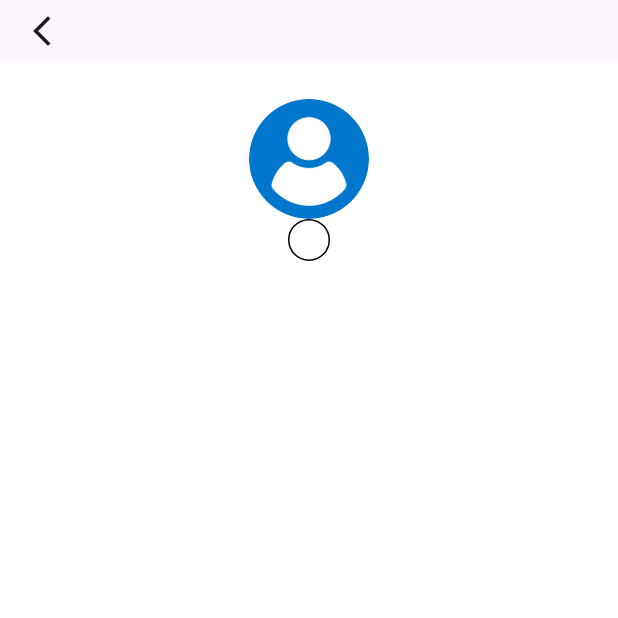
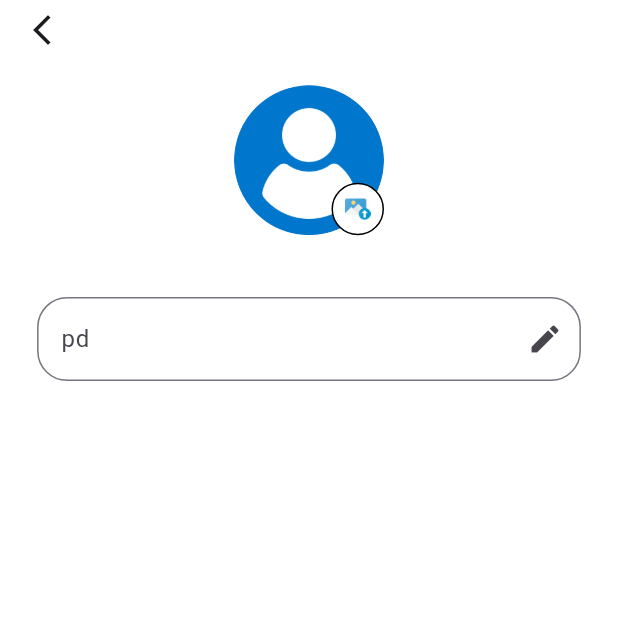
Before and after one commit to nutriscan101/nutriscan_app, a Flutter app: the EditProfile screen opened directly, on a phone screen of 412 x 824 dp, the top half of it. Run offline on Flutter 3.47's test engine with Material 3 defaults, Android fonts, the phone set to English and light mode, and no system bars; our stand-ins replace google_fonts, percent_indicator, table_calendar.

Commit message:
EditProfile is added

```diff
--- a/Nutri_App/main_app/lib/HomePageAll/calories_banner.dart
+++ b/Nutri_App/main_app/lib/HomePageAll/calories_banner.dart
@@ -65,7 +65,7 @@
           ),
           SizedBox(height: 10),
           LinearPercentIndicator(
-            width: screenWidth * 0.85,
+            width: screenWidth * 0.83,
             lineHeight: 10,
             percent: totalCalories / target,
             animation: true,
--- a/Nutri_App/main_app/lib/Profile/Edit_profile.dart
+++ b/Nutri_App/main_app/lib/Profile/Edit_profile.dart
@@ -5,6 +5,10 @@ class EditProfile extends StatefulWidget {
 }
 
 class EditProfileState extends State<EditProfile> {
+  final editkey = GlobalKey<FormState>();
+  String username = 'pd';
+  String usirname = 'dixit';
+  String uemail = 'nutriscan08@gmail.com';
   @override
   Widget build(BuildContext context) {
     final screenheight = MediaQuery.of(context).size.height;
@@ -13,10 +17,13 @@ class EditProfileState extends State<EditProfile> {
       resizeToAvoidBottomInset: true,
       backgroundColor: Colors.white,
       appBar: AppBar(
-        toolbarHeight: screenheight * 0.05,
+        backgroundColor: Colors.white,
+        toolbarHeight: screenheight * 0.039,
         leading: Builder(
           builder: (context) => IconButton(
-            onPressed: () {},
+            onPressed: () {
+              Navigator.pop(context);
+            },
             icon: Icon(Icons.arrow_back_ios_new),
           ),
         ),
@@ -30,8 +37,11 @@ class EditProfileState extends State<EditProfile> {
             padding: EdgeInsets.all(screenheight * 0.03),
             child: Column(
               children: [
+                Center(
+                  child: Stack(
+                    children: [
                       CircleAvatar(
-                  radius: 40,
+                        radius: 50,
                         backgroundImage: AssetImage(
                           'assets/images/default_profile.png',
                         ),
@@ -40,13 +50,44 @@ class EditProfileState extends State<EditProfile> {
                         bottom: 0,
                         right: 0,
                         child: Container(
-                    height: 28,
-                    width: 28,
+                          height: 35,
+                          width: 35,
                           decoration: BoxDecoration(
                             color: Colors.white,
                             shape: BoxShape.circle,
                             border: Border.all(color: Colors.black, width: 1),
                           ),
+                          child: Center(
+                            child: Builder(
+                              builder: (context) => IconButton(
+                                onPressed: () {},
+                                icon: Image.asset(
+                                  'assets/images/imagepicker.png',
+                                ),
+                              ),
+                            ),
+                          ),
+                        ),
+                      ),
+                    ],
+                  ),
+                ),
+                SizedBox(height: screenheight * 0.05),
+                Form(
+                  key: editkey,
+                  child: Column(
+                    children: [
+                      TextFormField(
+                        obscureText: false,
+                        decoration: InputDecoration(
+                          hintText: username,
+                          border: OutlineInputBorder(
+                            borderRadius: BorderRadius.circular(20),
+                          ),
+                          suffixIcon: Icon(Icons.edit),
+                        ),
+                      ),
+                    ],
                   ),
                 ),
               ],
--- a/Nutri_App/main_app/lib/main.dart
+++ b/Nutri_App/main_app/lib/main.dart
@@ -23,7 +23,7 @@
       title: 'NutriScan',
       debugShowCheckedModeBanner: false,
       theme: ThemeData(primarySwatch: Colors.blue),
-      home: EditProfile(),
+      home: UserProfile(),
     );
   }
 }
--- a/Nutri_App/main_app/pubspec.yaml
+++ b/Nutri_App/main_app/pubspec.yaml
@@ -29,10 +29,11 @@ environment:
 # versions available, run `flutter pub outdated`.
 dependencies:
   table_calendar: ^3.1.2
-  percent_indicator: ^3.0.1
+  percent_indicator: ^4.2.5
   google_fonts: ^6.2.1
   flutter:
     sdk: flutter
+  image_picker: ^1.0.4
 
   # The following adds the Cupertino Icons font to your application.
   # Use with the CupertinoIcons class for iOS style icons.
@@ -47,7 +48,7 @@ dev_dependencies:
   # activated in the `analysis_options.yaml` file located at the root of your
   # package. See that file for information about deactivating specific lint
   # rules and activating additional ones.
-  flutter_lints: ^5.0.0
+  flutter_lints: ^6.0.0
 
 # For information on the generic Dart part of this file, see the
 # following page: https://dart.dev/tools/pub/pubspec
```
Also changed, not shown: Nutri_App/main_app/lib/Profile/user_profile.dart (+8 -2 lines), Nutri_App/main_app/lib/SignUp_and_Login/SignIn.dart (+6 -2 lines), Nutri_App/main_app/lib/SignUp_and_Login/Signup.dart (+15 -7 lines), Nutri_App/main_app/assets/images/imagepicker.png (added), Nutri_App/main_app/pubspec.lock. Lines whose indentation alone changed are shown as unchanged.
